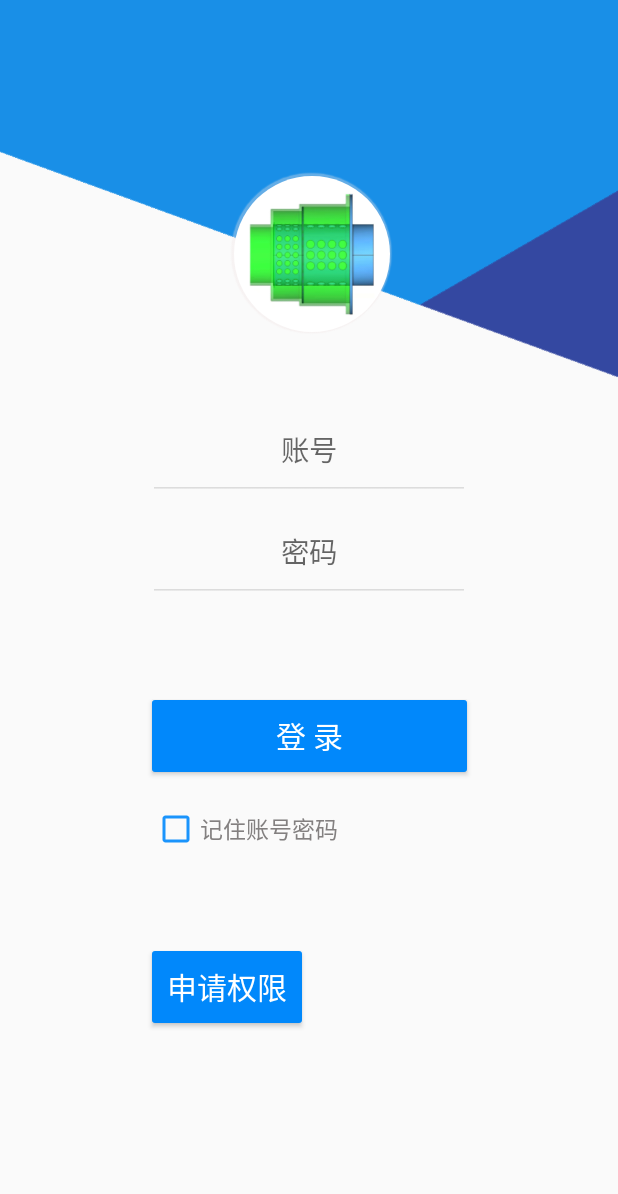
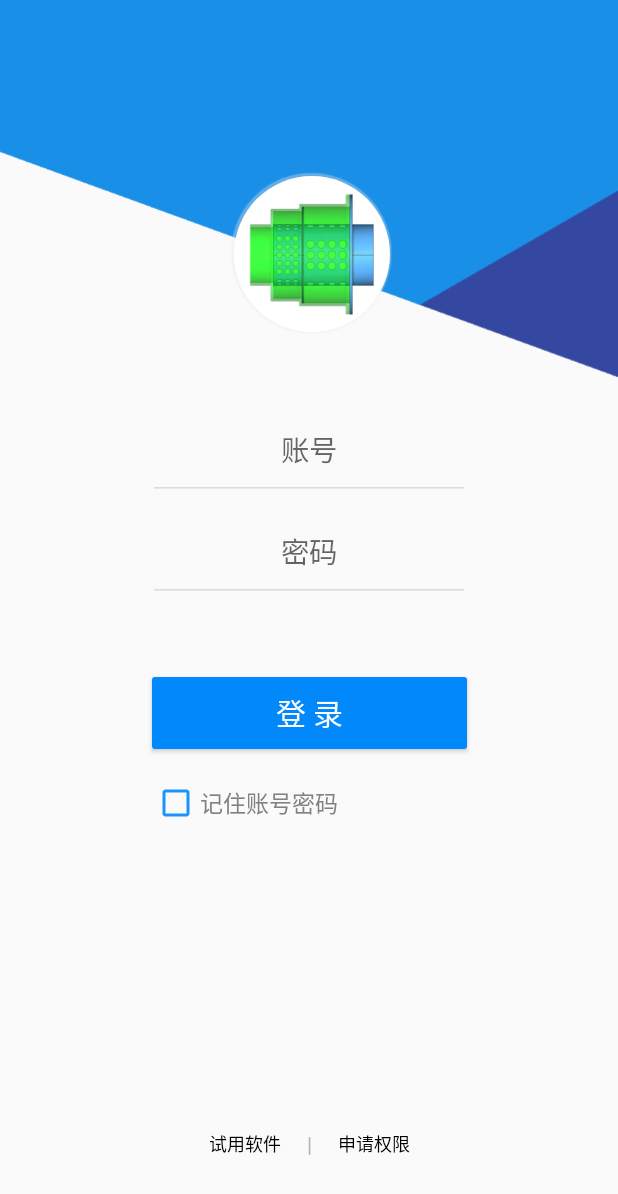
Before and after one commit to innocentcha/MufflerDesign, an Android app: the screen it shows after launch (Register), on a phone screen of 412 x 824 dp. Shown: the top 1194 px of the screen. Run offline under Robolectric (Android 15) with nearby library versions, the phone set to English and light mode, and no system bars; our stand-ins replace CircleImageView; libraries missing offline, so code that uses them is left out: org.litepal; 8 statements that could not run were skipped.

Commit message:
调整布局，将试用软件和申请权限放在界面下方

```diff
--- a/app/src/main/java/com/weining/android/Register.java
+++ b/app/src/main/java/com/weining/android/Register.java
@@ -11,7 +11,6 @@ import android.net.NetworkInfo;
 import android.os.Build;
 import android.preference.PreferenceManager;
 import android.os.Bundle;
-import android.provider.Settings;
 import android.text.SpannableString;
 import android.text.Spanned;
 import android.text.SpannedString;
@@ -22,6 +21,7 @@ import android.view.View.OnClickListener;
 import android.widget.Button;
 import android.widget.CheckBox;
 import android.widget.EditText;
+import android.widget.TextView;
 import android.widget.Toast;
 
 import androidx.appcompat.app.AlertDialog;
@@ -62,7 +62,7 @@ public class Register extends AppCompatActivity {
 
     private Button login;
 
-    private Button showDeviceKey;
+    private TextView showDeviceKey;
 
     private int currentYear;
 
@@ -369,7 +369,6 @@ public class Register extends AppCompatActivity {
     }
 
     public static boolean isNetSystemUsable(Context context){
-        boolean isNetUsable=false;
         ConnectivityManager manager=(ConnectivityManager)context.getSystemService(Context.CONNECTIVITY_SERVICE);
         if(manager==null) return false;
         NetworkInfo networkInfo=manager.getActiveNetworkInfo();
--- a/app/src/main/res/layout/activity_register.xml
+++ b/app/src/main/res/layout/activity_register.xml
@@ -95,7 +95,7 @@
         android:id="@+id/login"
         android:layout_width="210dp"
         android:layout_height="wrap_content"
-        android:layout_marginTop="65dp"
+        android:layout_marginTop="50dp"
         android:background="@drawable/button_circle_shape"
         android:text="登 录"
         android:textColor="#ffffff"
@@ -109,7 +109,7 @@
         android:id="@+id/remember_password"
         android:layout_width="wrap_content"
         android:layout_height="wrap_content"
-        android:layout_marginTop="22dp"
+        android:layout_marginTop="20dp"
         android:text="记住账号密码"
         android:textSize="15sp"
         android:textColor="#838080"
@@ -117,17 +117,43 @@
         app:layout_constraintStart_toStartOf="@+id/login"
         app:layout_constraintTop_toBottomOf="@+id/login" />
 
-    <Button
+    <TextView
+        android:id="@+id/textApart"
+        android:layout_width="wrap_content"
+        android:layout_height="wrap_content"
+        android:layout_marginBottom="52dp"
+        android:text="|"
+        android:textColor="@color/Pale"
+        app:layout_constraintHorizontal_bias="0.5"
+        app:layout_constraintBottom_toBottomOf="parent"
+        app:layout_constraintEnd_toEndOf="parent"
+        app:layout_constraintStart_toStartOf="parent" />
+
+    <TextView
+        android:id="@+id/use_beta"
+        android:layout_width="wrap_content"
+        android:layout_height="wrap_content"
+        android:layout_marginEnd="17dp"
+        android:clickable="true"
+        android:text="试用软件"
+        android:textColor="@color/Black"
+        android:textSize="12sp"
+        app:layout_constraintBottom_toBottomOf="@+id/textApart"
+        app:layout_constraintEnd_toStartOf="@+id/textApart"
+        app:layout_constraintTop_toTopOf="@+id/textApart" />
+
+    <TextView
         android:id="@+id/show_deviceKey"
-        android:layout_width="100dp"
+        android:layout_width="wrap_content"
         android:layout_height="wrap_content"
-        android:layout_marginTop="65dp"
-        android:background="@drawable/button_circle_shape"
+        android:layout_marginStart="17dp"
+        android:clickable="true"
         android:text="申请权限"
-        android:textColor="#ffffff"
-        android:textSize="20sp"
-        app:layout_constraintStart_toStartOf="@+id/login"
-        app:layout_constraintTop_toBottomOf="@+id/remember_password" />
+        android:textColor="@color/Black"
+        android:textSize="12sp"
+        app:layout_constraintBottom_toBottomOf="@+id/textApart"
+        app:layout_constraintStart_toEndOf="@+id/textApart"
+        app:layout_constraintTop_toTopOf="@+id/textApart" />
 
 
 </androidx.constraintlayout.widget.ConstraintLayout>
--- a/app/src/main/res/values/colors.xml
+++ b/app/src/main/res/values/colors.xml
@@ -12,4 +12,5 @@
     <color name="Blue">#1a94fc</color>
     <color name="Black">#000000</color>
     <color name="White">#00ffffff</color>
+    <color name="Pale">#B2B2B2</color>
 </resources>
```
